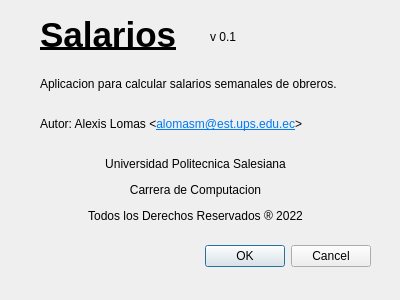
Above: acerca.ui from SebasAlexis/Salarios before the change. Below: the same form after it.
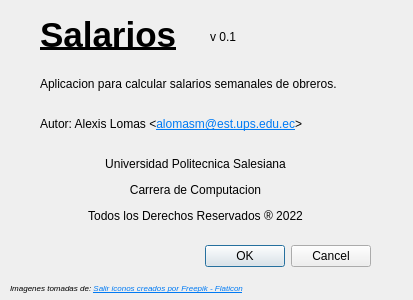
That is the form after the change.

Commit message: Agregado Funciones e Iconos

The edit to the form file:
```diff
--- a/acerca.ui
+++ b/acerca.ui
@@ -6,7 +6,7 @@
    <rect>
     <x>0</x>
     <y>0</y>
-    <width>400</width>
+    <width>413</width>
     <height>300</height>
    </rect>
   </property>
@@ -74,6 +74,19 @@
     <enum>Qt::RichText</enum>
    </property>
   </widget>
+  <widget class="QLabel" name="label_2">
+   <property name="geometry">
+    <rect>
+     <x>10</x>
+     <y>280</y>
+     <width>361</width>
+     <height>16</height>
+    </rect>
+   </property>
+   <property name="text">
+    <string>&lt;html&gt;&lt;head/&gt;&lt;body&gt;&lt;p&gt;&lt;span style=&quot; font-size:6pt; font-style:italic;&quot;&gt;Imagenes tomadas de: &lt;/span&gt;&lt;a href=&quot;https://www.flaticon.es/iconos-gratis/salir&quot;&gt;&lt;span style=&quot; font-size:6pt; font-style:italic; text-decoration: underline; color:#007af4;&quot;&gt;Salir iconos creados por Freepik - Flaticon&lt;/span&gt;&lt;/a&gt;&lt;span style=&quot; font-size:6pt; font-style:italic;&quot;/&gt;&lt;/p&gt;&lt;/body&gt;&lt;/html&gt;</string>
+   </property>
+  </widget>
  </widget>
  <resources/>
  <connections>
```
The commit also changes 3 other files.
